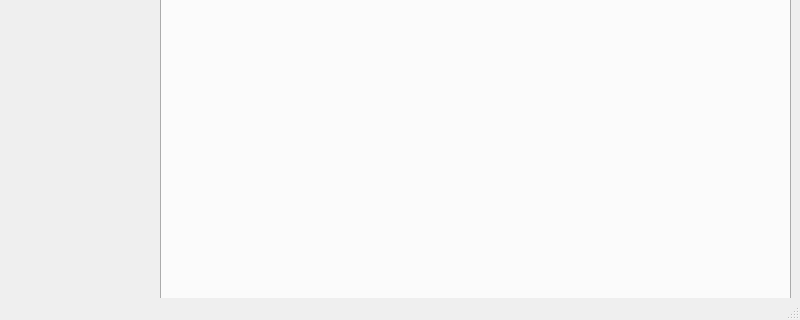
First picture: the form in 02_oop/gl_oop/mainwindow.ui, repository oleksandr-dehtiar-gl/gl-c-cpp-basecamp-2021-2, before the edit; both pictures show x 0 to 800 and y 327 to 647 of the 800 by 647 pixel window.
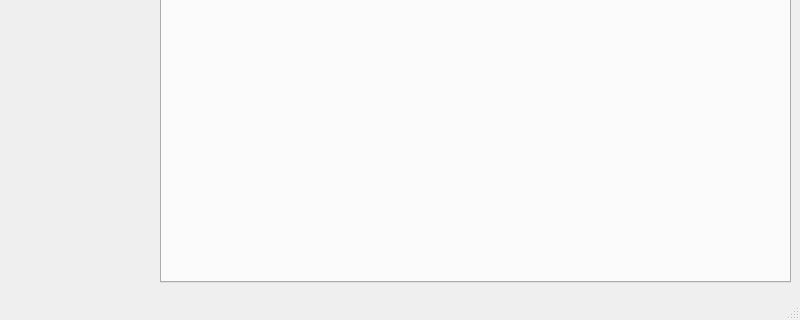
Second picture: the form after the edit.

Patch:
```diff
--- a/02_oop/gl_oop/mainwindow.ui
+++ b/02_oop/gl_oop/mainwindow.ui
@@ -20,7 +20,7 @@
       <x>160</x>
       <y>10</y>
       <width>631</width>
-      <height>611</height>
+      <height>581</height>
      </rect>
     </property>
     <property name="sizePolicy">
```
